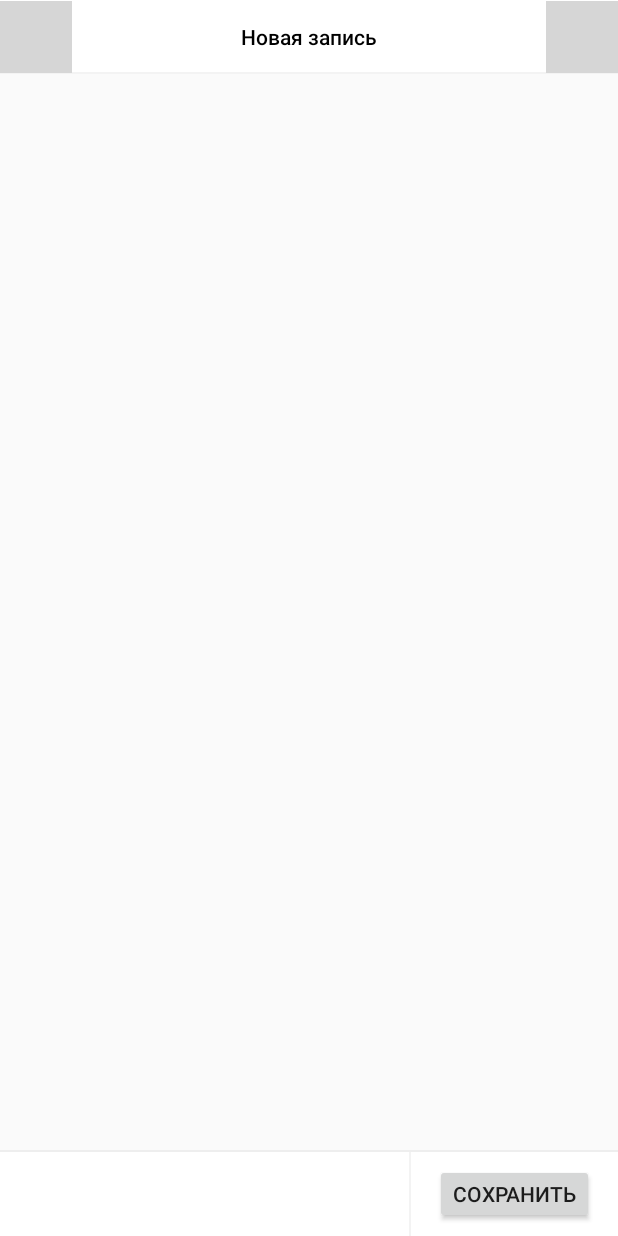
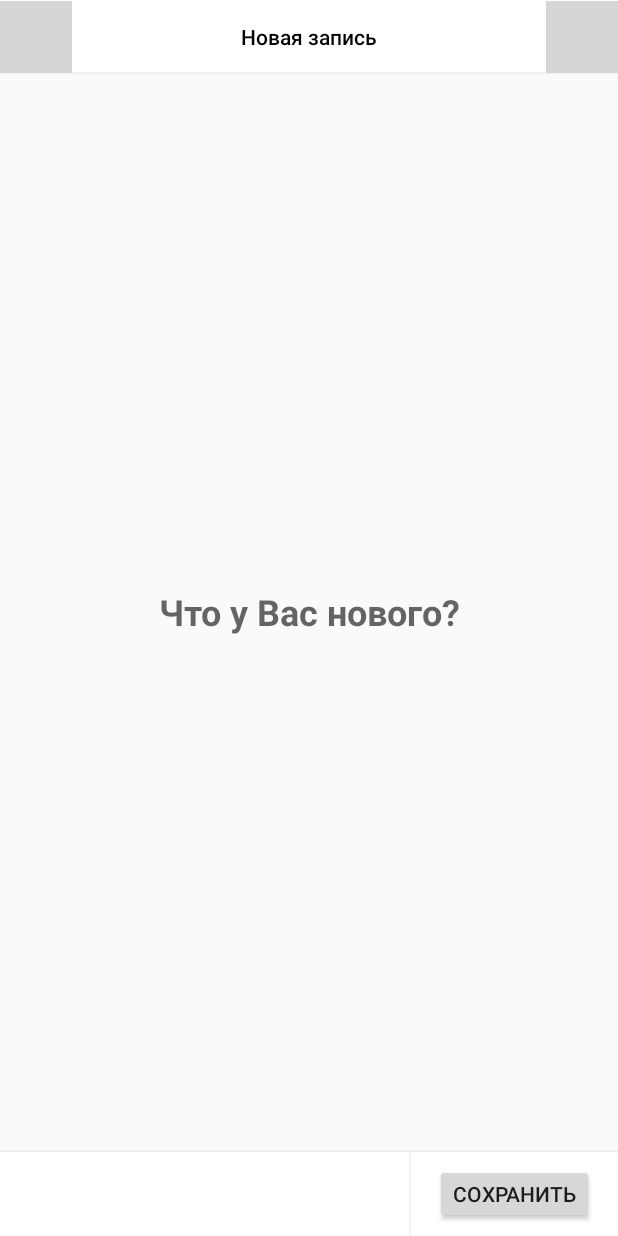
Before and after one commit to xaxtix/PostEditor, an Android app: the layout activity_main.xml on its own in the app's theme, with its tools: preview values and no code run, on a phone screen of 412 x 824 dp. Run offline under Robolectric (Android 15) with nearby library versions, the phone set to English and light mode, and no system bars; grey boxes are pictures that could not be loaded.

Commit message:
Добавил обработку клавиатуры. Работаю на стилями текста

```diff
--- a/app/src/main/java/com/samorodov/ru/interviewvk/presentation/ui/adapter/StickersAdapter.java
+++ b/app/src/main/java/com/samorodov/ru/interviewvk/presentation/ui/adapter/StickersAdapter.java
@@ -9,7 +9,7 @@ import android.view.ViewGroup;
 import com.annimon.stream.function.Consumer;
 import com.bumptech.glide.Glide;
 import com.samorodov.ru.interviewvk.R;
-import com.samorodov.ru.interviewvk.utilits.AndroidUtilites;
+import com.samorodov.ru.interviewvk.utilits.AndroidUtilities;
 import com.samorodov.ru.interviewvk.presentation.ui.view.SquareImageView;
 
 import java.util.ArrayList;
@@ -33,7 +33,7 @@ public class StickersAdapter extends RecyclerView.Adapter<StickersAdapter.ViewHo
     @Override
     public ViewHolder onCreateViewHolder(ViewGroup parent, int viewType) {
         return new ViewHolder(
-                AndroidUtilites.inflate(parent, R.layout.item_view_sticker)
+                AndroidUtilities.inflate(parent, R.layout.item_view_sticker)
         );
     }
 
--- a/app/src/main/java/com/samorodov/ru/interviewvk/presentation/ui/adapter/image_picker/ImagePickerAdapter.java
+++ b/app/src/main/java/com/samorodov/ru/interviewvk/presentation/ui/adapter/image_picker/ImagePickerAdapter.java
@@ -43,6 +43,7 @@ public class ImagePickerAdapter extends RecyclerView.Adapter<ImagePickerAdapter.
             super(itemView);
             this.imageView = itemView;
             itemView.setOnClickListener(v -> {
+                itemView.setSelected(true);
                 if (onImageSelectedListener != null)
                     onImageSelectedListener.accept(Uri.parse("file:///android_asset/backgrounds/bg_stars_center.png"));
 
--- a/app/src/main/java/com/samorodov/ru/interviewvk/presentation/ui/view/PhotoEditorView.java
+++ b/app/src/main/java/com/samorodov/ru/interviewvk/presentation/ui/view/PhotoEditorView.java
@@ -7,16 +7,22 @@ import android.graphics.Color;
 import android.graphics.Matrix;
 import android.graphics.Paint;
 import android.graphics.PorterDuff;
+import android.graphics.Typeface;
 import android.net.Uri;
 import android.support.annotation.NonNull;
 import android.support.annotation.Nullable;
 import android.util.AttributeSet;
+import android.util.Log;
+import android.view.Gravity;
 import android.view.MotionEvent;
-import android.view.View;
+import android.widget.EditText;
+import android.widget.FrameLayout;
 
 import com.bumptech.glide.Glide;
 import com.bumptech.glide.request.target.SimpleTarget;
 import com.bumptech.glide.request.transition.Transition;
+import com.samorodov.ru.interviewvk.R;
+import com.samorodov.ru.interviewvk.presentation.ui.TextBackground;
 import com.samorodov.ru.interviewvk.presentation.ui.view.stickers.StickerDrawable;
 import com.samorodov.ru.interviewvk.presentation.ui.view.stickers.StickersGestureDetector;
 
@@ -28,7 +34,7 @@ import java.util.List;
  * ♪♫•*¨*•.¸¸❤¸¸.•*¨*•♫♪ﾟ+｡☆*゜+。.。:.*.ﾟ ﾟ¨ﾟﾟ･*:..｡o○☆ﾟ+｡
  */
 
-public class PhotoEditorView extends View {
+public class PhotoEditorView extends FrameLayout {
 
     private final List<StickerDrawable> stickers = new ArrayList<>();
 
@@ -47,6 +53,10 @@ public class PhotoEditorView extends View {
     @Nullable
     StickerDrawable capturedSticker;
 
+    int yOffset = 0;
+
+    private int keyboardHeight;
+
     public PhotoEditorView(Context context) {
         super(context);
         init(null);
@@ -63,6 +73,7 @@ public class PhotoEditorView extends View {
     }
 
     private void init(AttributeSet attrs) {
+        setWillNotDraw(false);
         gestureDetector = new StickersGestureDetector(this, stickers);
         gestureDetector.setOnDrawaleCapturedListener(drawable -> {
             stickers.remove(drawable);
@@ -81,6 +92,22 @@ public class PhotoEditorView extends View {
         emptyPaint = new Paint(Paint.ANTI_ALIAS_FLAG);
         emptyPaint.setFilterBitmap(true);
 
+        EditText editText = new EditText(getContext());
+        editText.setBackground(null);
+        editText.setTextSize(24);
+        editText.setHint(R.string.what_new);
+        editText.setTypeface(Typeface.DEFAULT, Typeface.BOLD);
+        editText.setGravity(Gravity.CENTER);
+        editText.setBackground(new TextBackground(getContext()));
+        editText.setLayerType(LAYER_TYPE_SOFTWARE,null);
+
+
+
+        addView(editText);
+        LayoutParams lp = (LayoutParams) editText.getLayoutParams();
+        lp.gravity = Gravity.CENTER;
+        lp.height = LayoutParams.WRAP_CONTENT;
+        lp.width = LayoutParams.WRAP_CONTENT;
     }
 
     @Override
@@ -96,11 +123,11 @@ public class PhotoEditorView extends View {
 
     @Override
     protected void onDraw(Canvas canvas) {
-        super.onDraw(canvas);
         if (background != null)
             canvas.drawBitmap(background, 0, 0, emptyPaint);
         canvas.drawBitmap(stickersLayer, 0, 0, emptyPaint);
-        if (capturedSticker != null) capturedSticker.draw(canvas);
+        if (capturedSticker != null) capturedSticker.draw(canvas, yOffset);
+        super.onDraw(canvas);
     }
 
     public boolean onTouchEvent(MotionEvent event) {
@@ -120,7 +147,7 @@ public class PhotoEditorView extends View {
 
                         stickerDrawable.translate(
                                 stickerDrawable.getTranslationX() + (getMeasuredWidth() >> 1),
-                                stickerDrawable.getTranslationY() + (getMeasuredHeight() >> 1)
+                                stickerDrawable.getTranslationY() + (getMeasuredHeight() >> 1) - yOffset
                         );
 
                         stickers.add(stickerDrawable);
@@ -134,12 +161,12 @@ public class PhotoEditorView extends View {
         stickersLayerCanvas.drawColor(Color.TRANSPARENT, PorterDuff.Mode.CLEAR);
         int n = stickers.size();
         for (int i = 0; i < n; i++) {
-            stickers.get(i).draw(stickersLayerCanvas);
+            stickers.get(i).draw(stickersLayerCanvas, yOffset);
         }
 
     }
 
-    public void setBackgroundImage(Object backgroundImage) {
+    public void setBackgroundImage(Uri backgroundImage) {
         background = null;
 
         Glide.with(this)
@@ -154,4 +181,12 @@ public class PhotoEditorView extends View {
                     }
                 });
     }
+
+    public void setKeyboardHeight(int keyboardHeight) {
+        this.keyboardHeight = keyboardHeight;
+        yOffset = -keyboardHeight >> 1;
+        drawStickers();
+        invalidate();
+        Log.d("Kek", keyboardHeight + "");
+    }
 }
--- /dev/null
+++ b/app/src/main/java/com/samorodov/ru/interviewvk/presentation/ui/view/SizeNotifierLinearLayout.java
@@ -0,0 +1,55 @@
+package com.samorodov.ru.interviewvk.presentation.ui.view;
+
+import android.content.Context;
+import android.graphics.Rect;
+import android.support.annotation.Nullable;
+import android.util.AttributeSet;
+import android.view.View;
+import android.widget.LinearLayout;
+
+import com.annimon.stream.function.Consumer;
+import com.samorodov.ru.interviewvk.utilits.AndroidUtilities;
+
+
+public class SizeNotifierLinearLayout extends LinearLayout {
+
+    private Rect rect = new Rect();
+
+    Consumer<Integer> keyboardSizeListener;
+
+    public SizeNotifierLinearLayout(Context context) {
+        super(context);
+    }
+
+    public SizeNotifierLinearLayout(Context context, @Nullable AttributeSet attrs) {
+        super(context, attrs);
+    }
+
+    @Override
+    protected void onLayout(boolean changed, int l, int t, int r, int b) {
+        super.onLayout(changed, l, t, r, b);
+        notifyKeyboardHeightChanged();
+    }
+
+    public int getKeyboardHeight() {
+        View rootView = getRootView();
+        getWindowVisibleDisplayFrame(rect);
+        int usableViewHeight = rootView.getHeight();
+        return usableViewHeight - (rect.bottom - rect.top);
+    }
+
+    public void notifyKeyboardHeightChanged() {
+        if (keyboardSizeListener == null) return;
+        int keyboardHeight = getKeyboardHeight();
+        post(() -> {
+            if (keyboardSizeListener != null) {
+                keyboardSizeListener.accept(keyboardHeight);
+            }
+        });
+
+    }
+
+    public void setKeyboardSizeListenerListener(Consumer<Integer> keyboardSizeListener) {
+        this.keyboardSizeListener = keyboardSizeListener;
+    }
+}
--- a/app/src/main/java/com/samorodov/ru/interviewvk/presentation/ui/view/stickers/StickersPopupView.java
+++ b/app/src/main/java/com/samorodov/ru/interviewvk/presentation/ui/view/stickers/StickersPopupView.java
@@ -17,7 +17,7 @@ import android.widget.FrameLayout;
 import com.annimon.stream.function.Consumer;
 import com.samorodov.ru.interviewvk.R;
 import com.samorodov.ru.interviewvk.presentation.ui.adapter.StickersAdapter;
-import com.samorodov.ru.interviewvk.utilits.AndroidUtilites;
+import com.samorodov.ru.interviewvk.utilits.AndroidUtilities;
 import com.samorodov.ru.interviewvk.utilits.AnimatorHelper;
 
 import java.util.List;
@@ -56,7 +56,7 @@ public class StickersPopupView extends FrameLayout {
     }
 
     private void init(AttributeSet attrs) {
-        AndroidUtilites.inflateMerge(this, R.layout.view_stickers_popup);
+        AndroidUtilities.inflateMerge(this, R.layout.view_stickers_popup);
         ButterKnife.bind(this);
         blackout.setVisibility(GONE);
         frame.setVisibility(GONE);
@@ -86,7 +86,7 @@ public class StickersPopupView extends FrameLayout {
         if (blackout.getVisibility() == GONE) {
             blackout.setVisibility(VISIBLE);
             frame.setVisibility(VISIBLE);
-            AndroidUtilites.oneshotLayoutChangeListener(frame, view -> {
+            AndroidUtilities.oneshotLayoutChangeListener(frame, view -> {
                 blackout.setAlpha(0);
                 frame.setTranslationY(frame.getHeight());
                 toggleAnimation();
--- a/app/src/main/java/com/samorodov/ru/interviewvk/utilits/AndroidUtilites.java
+++ b/app/src/main/java/com/samorodov/ru/interviewvk/utilits/AndroidUtilities.java
@@ -9,7 +9,7 @@ import android.view.ViewGroup;
 
 import com.annimon.stream.function.Consumer;
 
-public class AndroidUtilites {
+public class AndroidUtilities {
 
     public static View inflate(@NonNull ViewGroup parent, @LayoutRes int resId) {
         return LayoutInflater.from(parent.getContext()).inflate(resId, parent, false);
--- a/app/src/main/res/layout/activity_main.xml
+++ b/app/src/main/res/layout/activity_main.xml
@@ -1,5 +1,5 @@
 <?xml version="1.0" encoding="utf-8"?>
-<LinearLayout
+<com.samorodov.ru.interviewvk.presentation.ui.view.SizeNotifierLinearLayout
     xmlns:android="http://schemas.android.com/apk/res/android"
     xmlns:tools="http://schemas.android.com/tools"
     android:id="@+id/content"
@@ -56,6 +56,7 @@
         android:layout_height="0dp"
         android:layout_weight="1"/>
 
+
     <View
         android:layout_width="match_parent"
         android:layout_height="1dp"
@@ -94,4 +95,4 @@
             android:text="@string/save"/>
     </LinearLayout>
 
-</LinearLayout>
+</com.samorodov.ru.interviewvk.presentation.ui.view.SizeNotifierLinearLayout>
--- a/app/src/main/res/values/colors.xml
+++ b/app/src/main/res/values/colors.xml
@@ -7,4 +7,5 @@
 
     <color name="black_50">#7f000000</color>
     <color name="divider">#0c000000</color>
+    <color name="shadow">#40000000</color>
 </resources>
--- a/app/src/main/res/values/strings.xml
+++ b/app/src/main/res/values/strings.xml
@@ -3,4 +3,5 @@
     <string name="new_record">Новая запись</string>
     <string name="stickers">Стикеры</string>
     <string name="save">Сохранить</string>
+    <string name="what_new">Что у Вас нового?</string>
 </resources>
```
Also changed, not shown: app/src/main/java/com/samorodov/ru/interviewvk/presentation/ui/PhotoEditorActivity.java (+8 -2 lines), app/src/main/java/com/samorodov/ru/interviewvk/presentation/ui/TextBackground.java (added, +87 -0 lines), app/src/main/java/com/samorodov/ru/interviewvk/presentation/ui/view/SelectableImageView.java (+6 -3 lines), app/src/main/java/com/samorodov/ru/interviewvk/presentation/ui/view/stickers/StickerDrawable.java (+5 -2 lines), app/src/main/res/drawable/text_background_alpha.xml (added, +17 -0 lines), app/src/main/res/drawable/text_background_white.xml (added, +17 -0 lines).
